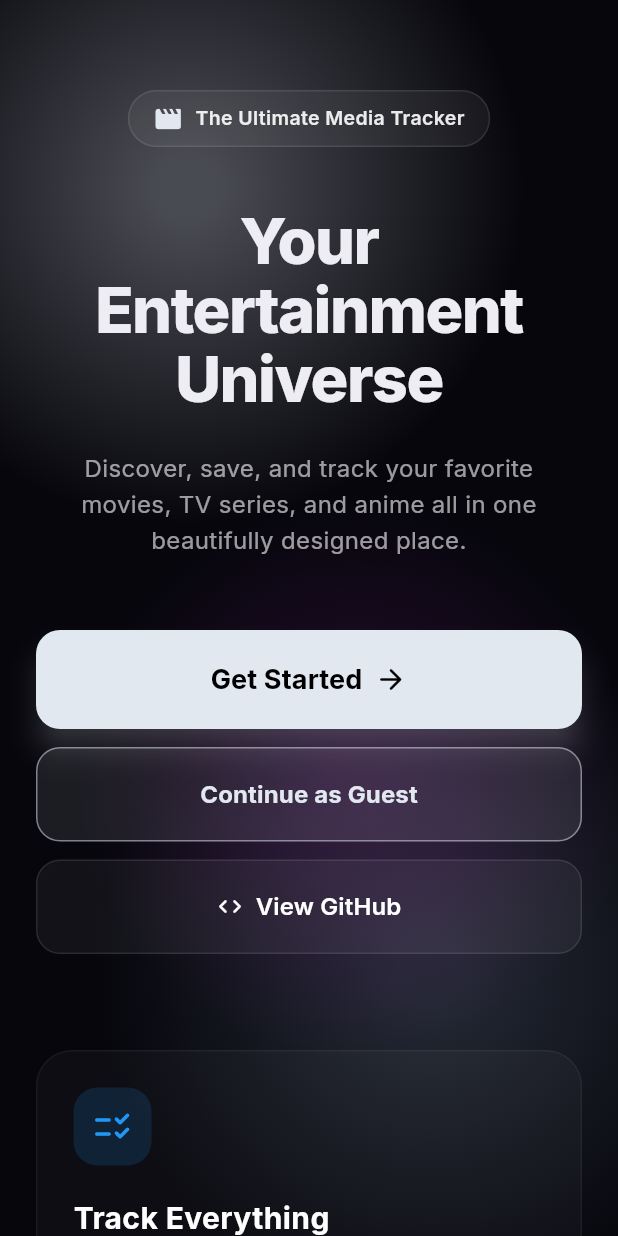
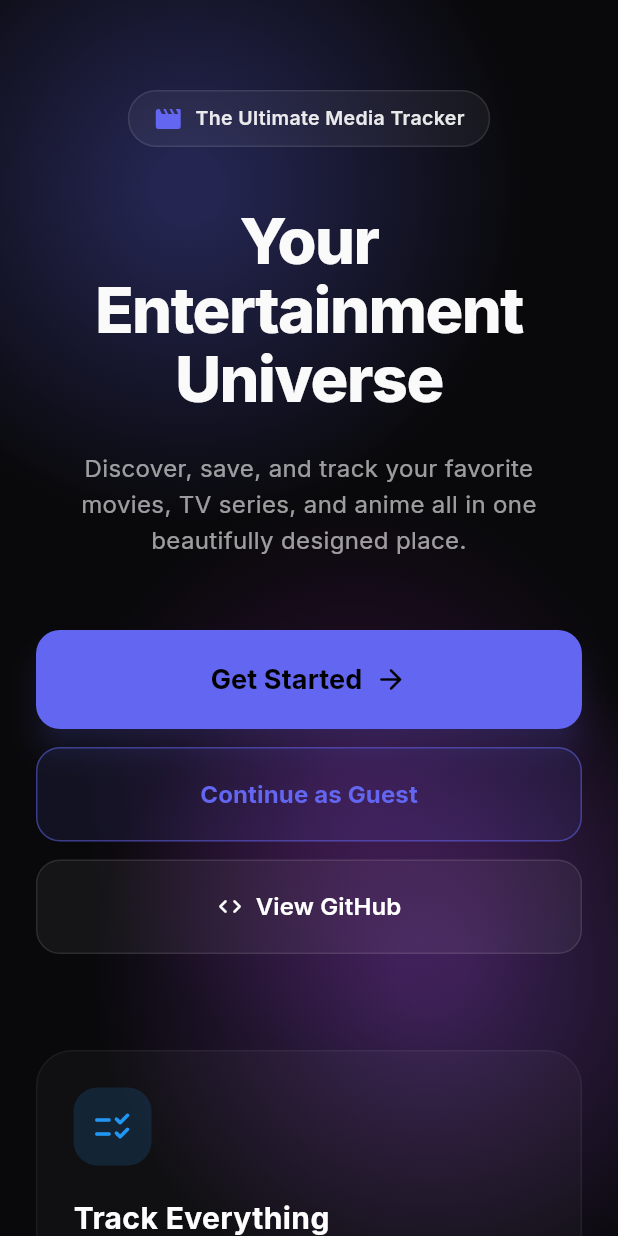
Before and after one commit to VeerPalSingh-0000/Sanchaya, a Flutter app: the screen it shows after launch, on a phone screen of 412 x 824 dp. Run offline on Flutter 3.47's test engine with Material 3 defaults, Android fonts, the phone set to English and light mode, and no system bars; drawn by our look-alikes of flutter_animate; our stand-ins replace cached_network_image, carousel_slider, dio, flutter_riverpod, go_router, google_fonts and 4 more; accounts and stored records are empty; network calls fail.

Commit message:
update ui

```diff
--- a/flutter_app/lib/config/theme.dart
+++ b/flutter_app/lib/config/theme.dart
@@ -4,35 +4,35 @@ import 'theme_extension.dart';
 
 class AppTheme {
   // ── Core palette ──
-  static const Color background = Color(0xFF06060C);
-  static const Color surface = Color(0xFF111118);
-  static const Color surfaceLight = Color(0xFF1A1A24);
-  static const Color primary = Color(0xFFE2E8F0);     // Silver/White
-  static const Color primaryLight = Color(0xFFF8FAFC); // White
-  static const Color secondary = Color(0xFF64748B);    // Slate-500
-  static const Color textMain = Color(0xFFEDEDF3);
-  static const Color textMuted = Color(0xFF71717A);     // Zinc-500
-  static const Color textSubtle = Color(0xFF52525B);    // Zinc-600
-  static const Color divider = Color(0xFF27272A);       // Zinc-800
-  static const Color error = Color(0xFFF43F5E);         // Rose-500
-  static const Color success = Color(0xFF22C55E);       // Green-500
-  static const Color warning = Color(0xFFF59E0B);       // Amber-500
+  static const Color background = Color(0xFF09090B);
+  static const Color surface = Color(0xFF18181B);
+  static const Color surfaceLight = Color(0xFF27272A);
+  static const Color primary = Color(0xFF6366F1);     // Indigo 500
+  static const Color primaryLight = Color(0xFF818CF8); // Indigo 400
+  static const Color secondary = Color(0xFFA855F7);    // Purple 500
+  static const Color textMain = Color(0xFFFAFAFA);
+  static const Color textMuted = Color(0xFFA1A1AA);
+  static const Color textSubtle = Color(0xFF71717A);
+  static const Color divider = Color(0xFF3F3F46);
+  static const Color error = Color(0xFFEF4444);
+  static const Color success = Color(0xFF22C55E);
+  static const Color warning = Color(0xFFF59E0B);
 
   // ── Gradients ──
   static const LinearGradient primaryGradient = LinearGradient(
-    colors: [Color(0xFF94A3B8), Color(0xFFCBD5E1), Color(0xFFF1F5F9)],
+    colors: [Color(0xFF6366F1), Color(0xFFA855F7)], // Indigo to Purple
     begin: Alignment.topLeft,
     end: Alignment.bottomRight,
   );
 
   static const LinearGradient cardGradient = LinearGradient(
-    colors: [Color(0xFF111118), Color(0xFF0F0F16)],
+    colors: [Color(0xFF18181B), Color(0xFF09090B)],
     begin: Alignment.topCenter,
     end: Alignment.bottomCenter,
   );
 
   static const LinearGradient shimmerGradient = LinearGradient(
-    colors: [Color(0xFF1A1A24), Color(0xFF252530), Color(0xFF1A1A24)],
+    colors: [Color(0xFF27272A), Color(0xFF3F3F46), Color(0xFF27272A)],
     stops: [0.0, 0.5, 1.0],
     begin: Alignment.topLeft,
     end: Alignment.bottomRight,
@@ -301,9 +301,9 @@ class AppTheme {
           background: Color(0xFFF8FAFC),
           surface: Colors.white,
           surfaceLight: Color(0xFFF1F5F9),
-          primary: Color(0xFF0F172A),
-          primaryLight: Color(0xFF334155),
-          secondary: Color(0xFF475569),
+          primary: Color(0xFF4F46E5), // Indigo 600
+          primaryLight: Color(0xFF6366F1), // Indigo 500
+          secondary: Color(0xFF9333EA), // Purple 600
           textMain: Color(0xFF0F172A),
           textMuted: Color(0xFF64748B),
           textSubtle: Color(0xFF94A3B8),
```
